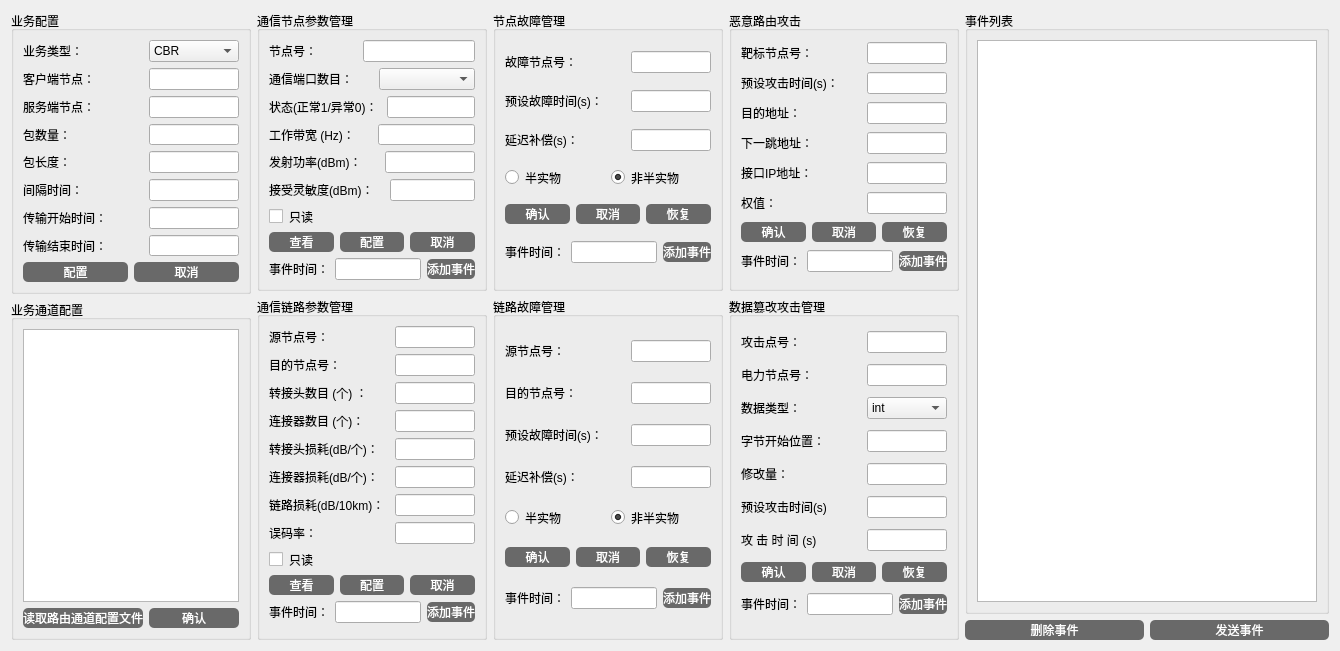
yacbo/Co-Simulation, file MtController/comm_param_settings.ui: the form before one commit.
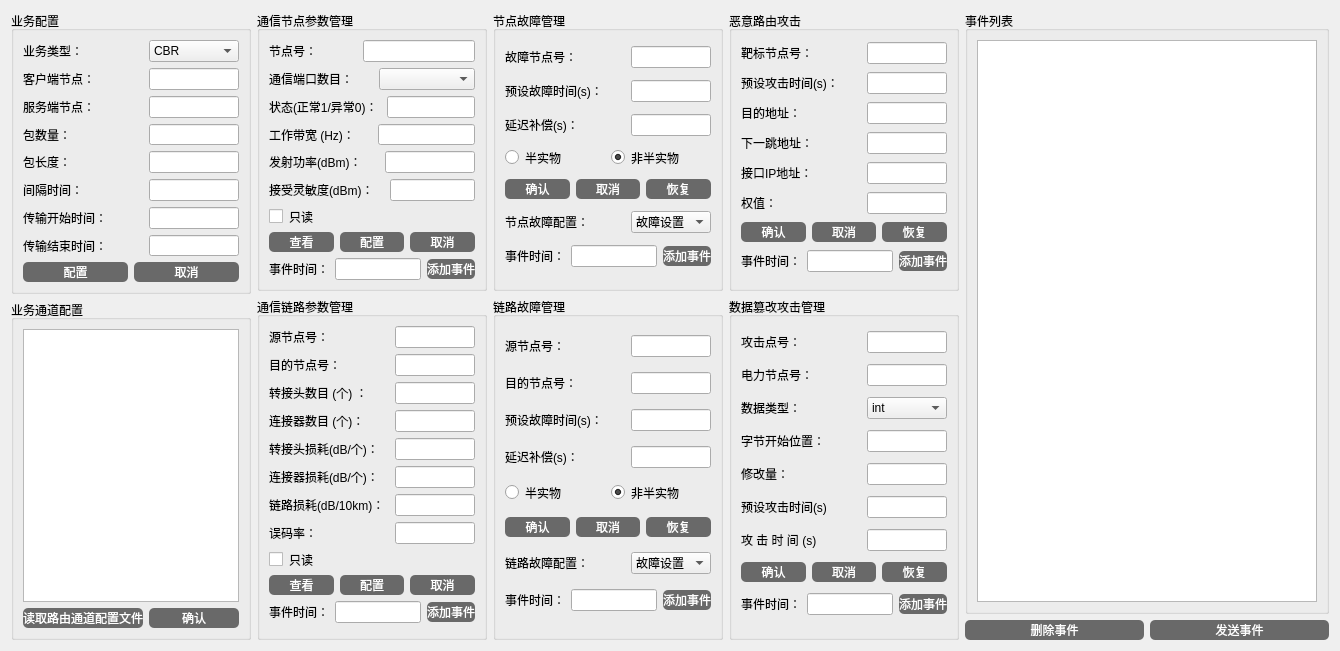
The form after the commit. Icons and pictures are not drawn.

Commit message: yk 添加恢复故障事件

```diff
--- a/MtController/comm_param_settings.ui
+++ b/MtController/comm_param_settings.ui
@@ -17,9 +17,9 @@
    <iconset resource="../MidSoftUI/minsoft.qrc">
     <normaloff>:/power_32.png</normaloff>:/power_32.png</iconset>
   </property>
-  <layout class="QHBoxLayout" name="horizontalLayout_61">
+  <layout class="QVBoxLayout" name="verticalLayout_15">
    <item>
-    <layout class="QHBoxLayout" name="horizontalLayout_60">
+    <layout class="QHBoxLayout" name="horizontalLayout_62">
      <item>
       <layout class="QVBoxLayout" name="verticalLayout_10">
        <item>
@@ -933,6 +933,51 @@
             </item>
            </layout>
           </item>
+          <item>
+           <layout class="QHBoxLayout" name="horizontalLayout_60">
+            <item>
+             <widget class="QLabel" name="label_32">
+              <property name="minimumSize">
+               <size>
+                <width>120</width>
+                <height>0</height>
+               </size>
+              </property>
+              <property name="font">
+               <font>
+                <pointsize>9</pointsize>
+               </font>
+              </property>
+              <property name="styleSheet">
+               <string notr="true">border:0px;</string>
+              </property>
+              <property name="text">
+               <string>节点故障配置：</string>
+              </property>
+             </widget>
+            </item>
+            <item>
+             <widget class="QComboBox" name="comboBox_2">
+              <property name="minimumSize">
+               <size>
+                <width>0</width>
+                <height>0</height>
+               </size>
+              </property>
+              <item>
+               <property name="text">
+                <string>故障设置</string>
+               </property>
+              </item>
+              <item>
+               <property name="text">
+                <string>故障恢复</string>
+               </property>
+              </item>
+             </widget>
+            </item>
+           </layout>
+          </item>
           <item>
            <layout class="QHBoxLayout" name="horizontalLayout_56">
             <item>
@@ -1128,6 +1173,40 @@
             </item>
            </layout>
           </item>
+          <item>
+           <layout class="QHBoxLayout" name="horizontalLayout_61">
+            <item>
+             <widget class="QLabel" name="label_33">
+              <property name="minimumSize">
+               <size>
+                <width>120</width>
+                <height>0</height>
+               </size>
+              </property>
+              <property name="styleSheet">
+               <string notr="true">border:0px;</string>
+              </property>
+              <property name="text">
+               <string>链路故障配置：</string>
+              </property>
+             </widget>
+            </item>
+            <item>
+             <widget class="QComboBox" name="comboBox_5">
+              <item>
+               <property name="text">
+                <string>故障设置</string>
+               </property>
+              </item>
+              <item>
+               <property name="text">
+                <string>故障恢复</string>
+               </property>
+              </item>
+             </widget>
+            </item>
+           </layout>
+          </item>
           <item>
            <layout class="QHBoxLayout" name="horizontalLayout_57">
             <item>
```
The commit also changes 3 other files.
